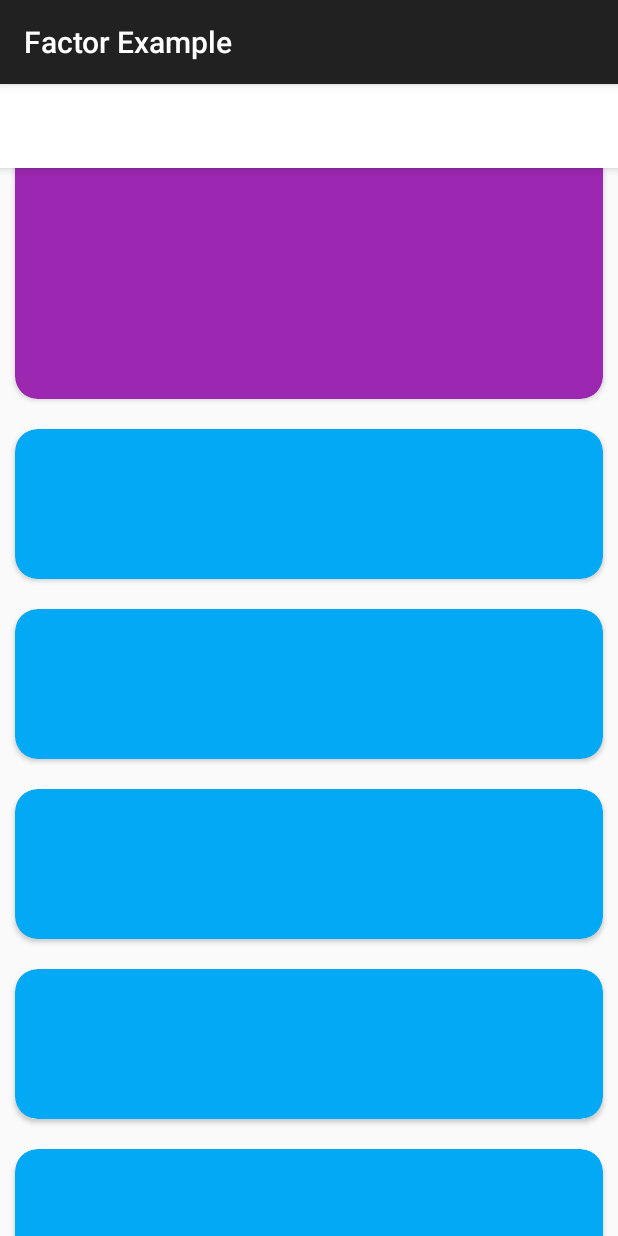
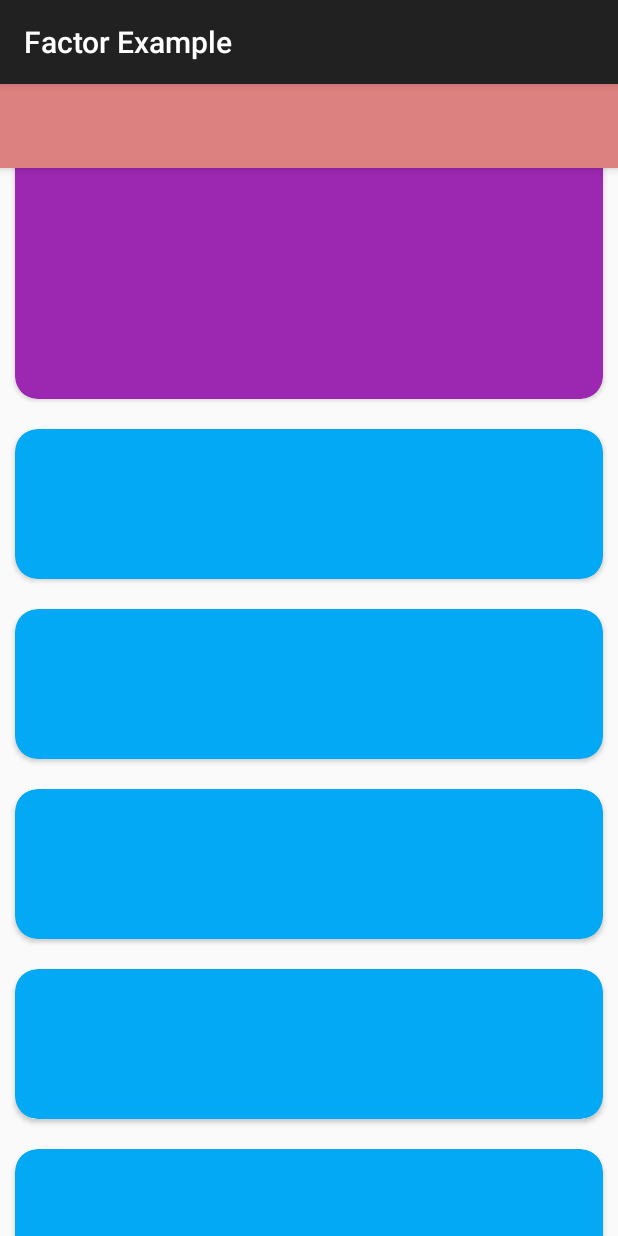
Before and after one commit to valkriaine/Bouncy, an Android app: the screen it shows after launch (MainActivity), on a phone screen of 412 x 824 dp. Run offline under Robolectric (Android 15) with nearby library versions, the phone set to English and light mode, and no system bars.

Commit message:
resolve issue #15

```diff
--- a/example/src/main/res/layout/activity_main.xml
+++ b/example/src/main/res/layout/activity_main.xml
@@ -15,7 +15,7 @@
         <androidx.appcompat.widget.Toolbar
                 android:layout_width="match_parent"
                 android:layout_height="?attr/actionBarSize"
-                android:background="@color/cardview_light_background"/>
+                android:background="#DD8080"/>
 
     </com.google.android.material.appbar.AppBarLayout>
 
```
